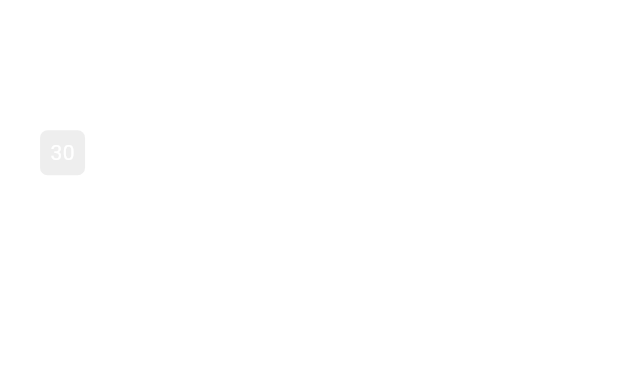
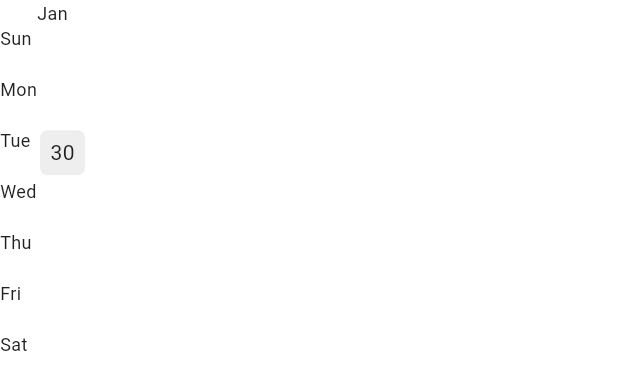
Before and after one commit to aryamanshrivastava/Habit_Tracker, a Flutter app: the MyHeatMap widget shown alone on an empty page, opened directly with empty values, on a phone screen of 412 x 824 dp. Shown: the top 390 px of the screen. Run offline on Flutter 3.47's test engine with Material 3 defaults, Android fonts, the phone set to English and light mode, and no system bars; drawn by our look-alikes of flutter_heatmap_calendar; our stand-ins replace flutter_slidable, isar; accounts and stored records are empty; generated files the repository leaves out were written again.

Commit message:
[aryaman]added:updated

```diff
--- a/lib/components/my_heat_map.dart
+++ b/lib/components/my_heat_map.dart
@@ -19,7 +19,7 @@ class MyHeatMap extends StatelessWidget {
       datasets: datasets,
       colorMode: ColorMode.color,
       defaultColor: Theme.of(context).colorScheme.secondary,
-      textColor: Colors.white,
+      textColor: Theme.of(context).colorScheme.inversePrimary,
       showColorTip: false,
       showText: true,
       scrollable: true,
--- a/pubspec.yaml
+++ b/pubspec.yaml
@@ -62,13 +62,13 @@ dev_dependencies:
 flutter:
 
   # The following line ensures that the Material Icons font is
-  # included with your application, so that you can use the icons in
+  # included with your application, so that you can use the icons ins
   # the material Icons class.
   uses-material-design: true
 
   # To add assets to your application, add an assets section, like this:
-  # assets:
-  #   - images/a_dot_burr.jpeg
+  assets:
+    - assets/
   #   - images/a_dot_ham.jpeg
 
   # An image asset can refer to one or more resolution-specific "variants", see
```
Also changed, not shown: lib/views/home.dart (+16 -8 lines), assets/s1.png (added), assets/s2.png (added), 1 other file.
